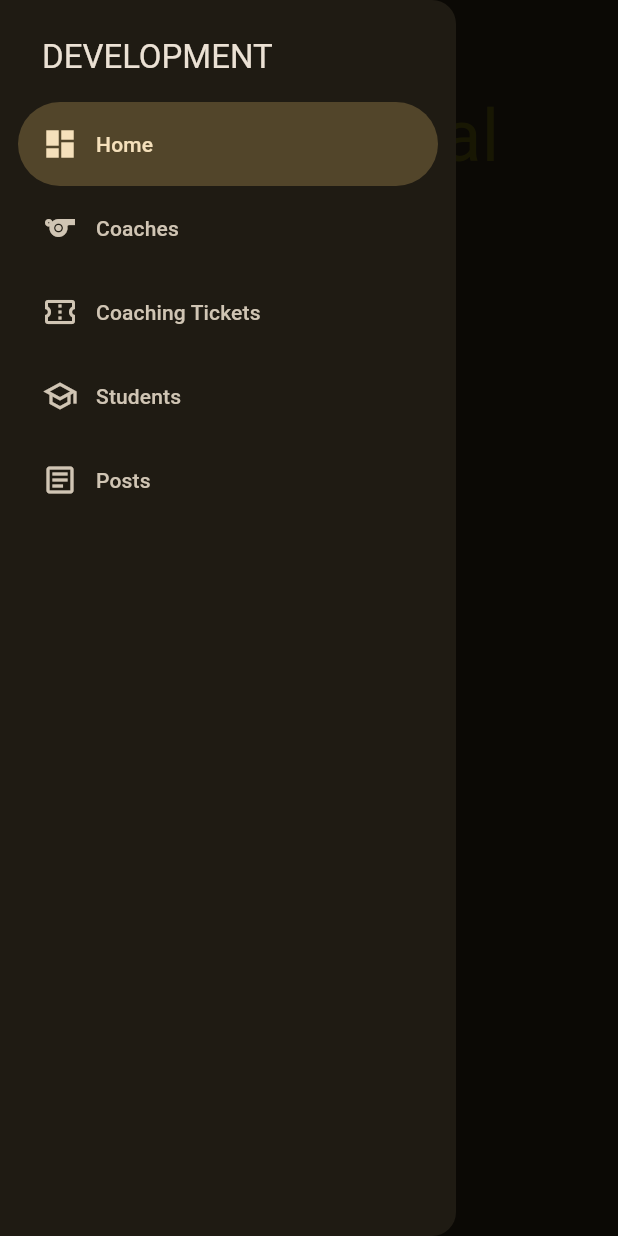
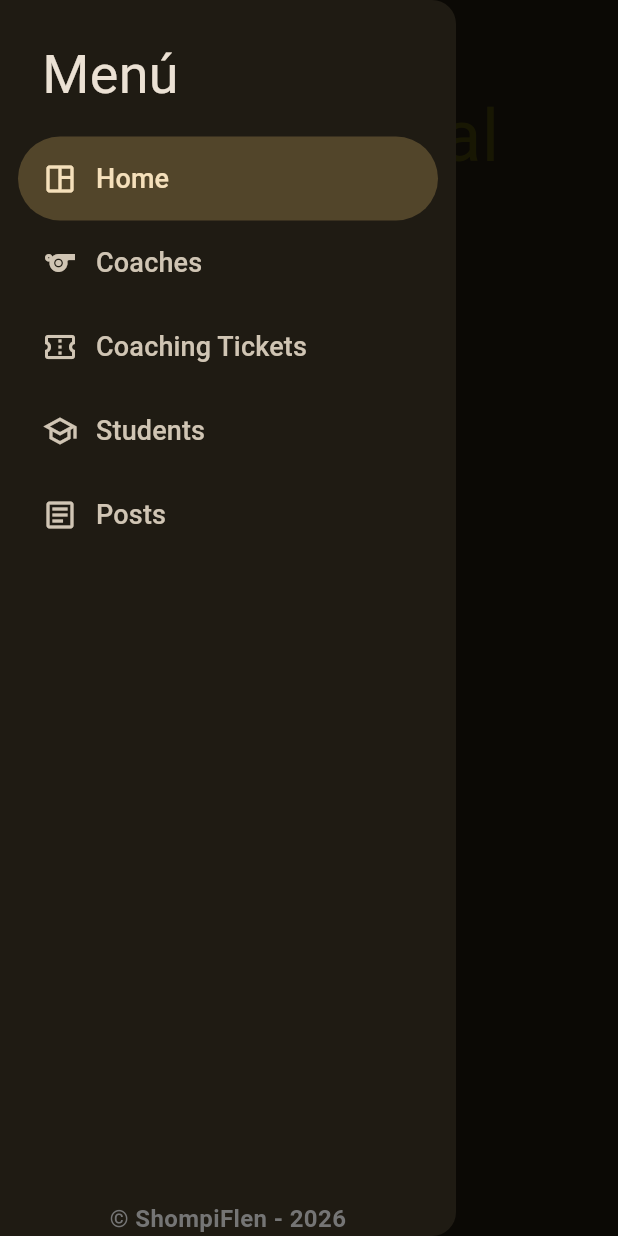
Before and after one commit to Shompi/tml-admin-tools, a Flutter app: the screen it shows after launch, with the side drawer open, on a phone screen of 412 x 824 dp. Run offline on Flutter 3.47's test engine with Material 3 defaults, Android fonts, the phone set to English and light mode, and no system bars.

Commit message:
Added dependencies, created coach cards, added widget to drawer, added copyright mark

```diff
--- a/adminpanel/lib/features/dashboard/clock.dart
+++ b/adminpanel/lib/features/dashboard/clock.dart
@@ -28,7 +28,6 @@ class ClockState extends State<Clock> {
   @override
   void dispose() {
     _timer.cancel();
-    print("Cancelando timer.");
     super.dispose();
   }
 
--- a/adminpanel/lib/features/home/home.dart
+++ b/adminpanel/lib/features/home/home.dart
@@ -1,3 +1,4 @@
+import 'package:adminpanel/features/coaches/coaches.dart';
 import 'package:adminpanel/features/dashboard/dashboard.dart';
 import 'package:adminpanel/shared/customdrawer.dart';
 import 'package:flutter/material.dart';
@@ -15,7 +16,7 @@ class _HomePageState extends State<HomePage> {
   static const _pages = <Widget>[
     // Reemplazar esto cuando tenga las otras vistas creadas
     Dashboard(),
-    Center(child: Text('Coaches (NOT IMPLEMENTED)')),
+    Coaches(),
     Center(child: Text('Coaching Tickets (NOT IMPLEMENTED)')),
     Center(child: Text('Students (NOT IMPLEMENTED)')),
     Center(child: Text('Posts (NOT IMPLEMENTED)')),
--- a/adminpanel/lib/shared/customdrawer.dart
+++ b/adminpanel/lib/shared/customdrawer.dart
@@ -17,7 +17,7 @@ class AppDrawer extends StatelessWidget {
   final ValueChanged<int> onSelected;
 
   static const items = [
-    DrawerItem('Home', Icons.dashboard),
+    DrawerItem('Home', Icons.space_dashboard_outlined),
     DrawerItem('Coaches', Icons.sports_outlined),
     DrawerItem('Coaching Tickets', Icons.confirmation_number_outlined),
     DrawerItem('Students', Icons.school_outlined),
@@ -26,20 +26,28 @@ class AppDrawer extends StatelessWidget {
 
   @override
   Widget build(BuildContext context) {
-    final textTheme = Theme.of(context).textTheme;
 
     return NavigationDrawer(
       selectedIndex: selectedIndex,
       onDestinationSelected: onSelected,
+      footer: Text(
+        "© ShompiFlen - 2026",
+        textAlign: TextAlign.center,
+        style: TextStyle(
+          fontWeight: FontWeight.bold,
+          color: Colors.grey.shade600,
+          fontSize: 16,
+        ),
+      ),
       children: [
         Padding(
           padding: const EdgeInsets.fromLTRB(28, 24, 16, 16),
-          child: Text('DEVELOPMENT', style: textTheme.titleLarge),
+          child: Text('Menú', style: TextStyle(fontSize: 36)),
         ),
         for (final item in items)
           NavigationDrawerDestination(
             icon: Icon(item.icon),
-            label: Text(item.title),
+            label: Text(item.title, style: TextStyle(fontSize: 18),),
           ),
       ],
     );
```
Also changed, not shown: adminpanel/lib/features/coaches/coach_factory.dart (+8 -9 lines), adminpanel/lib/features/coaches/coaches.dart (added, +72 -0 lines), adminpanel/pubspec.lock.
